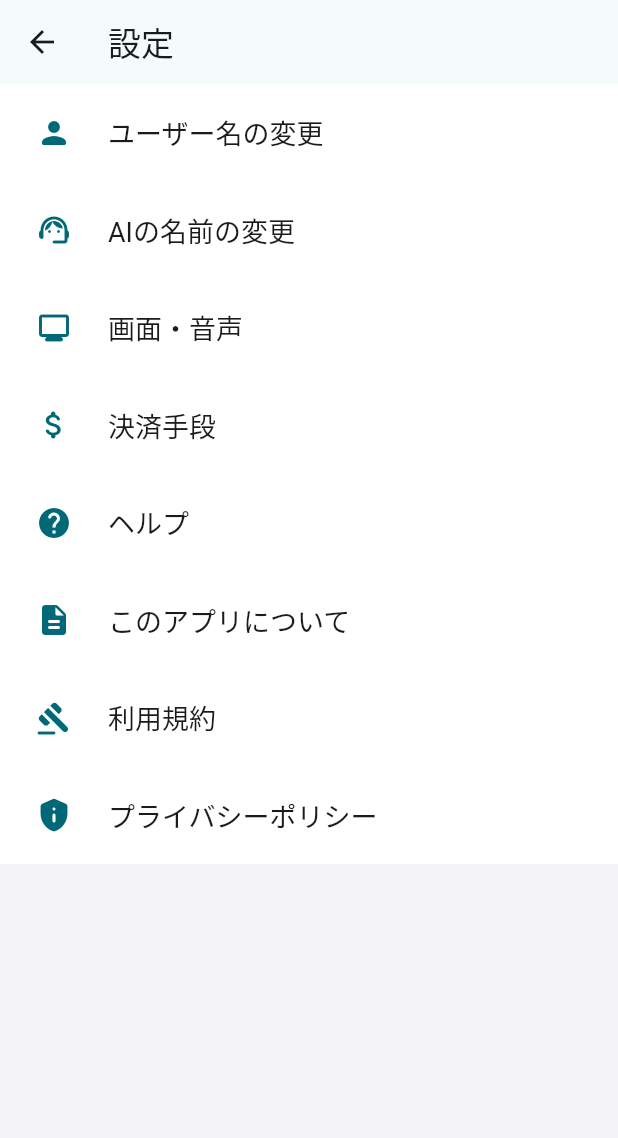
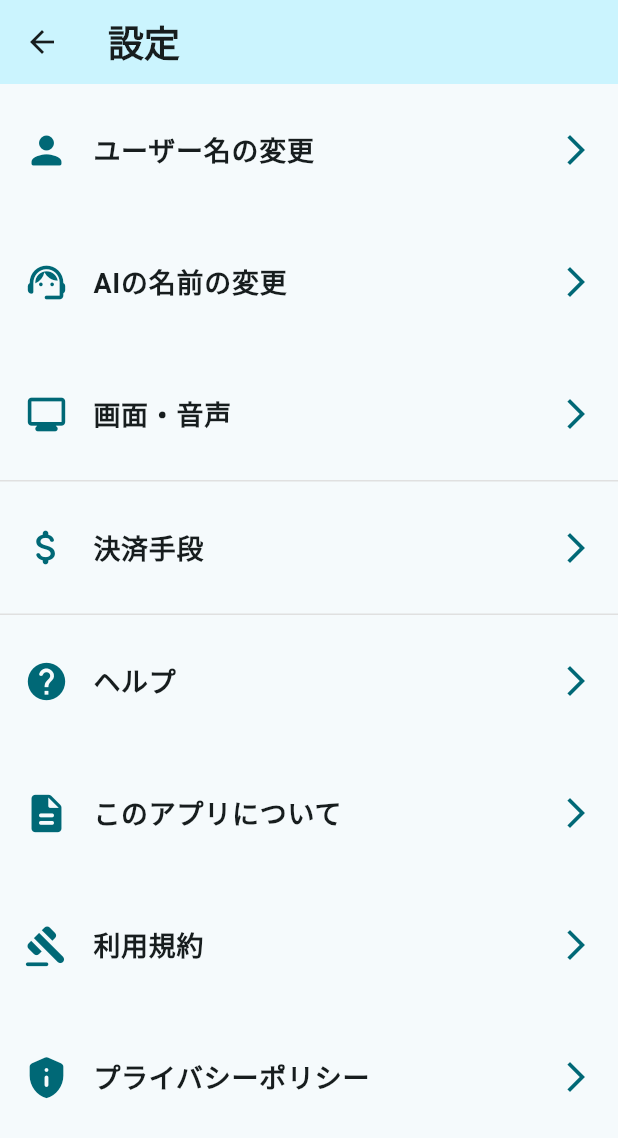
Before and after one commit to aidio-reserve/frontend, a Flutter app: the SettingScreen screen opened by its route, on a phone screen of 412 x 824 dp. Shown: the top 1138 px of the screen. Run offline on Flutter 3.47's test engine with Material 3 defaults, Android fonts, the phone set to English and light mode, and no system bars; drawn by our look-alikes of settings_ui; our stand-ins replace audioplayers, cloud_firestore, firebase_auth, firebase_core, flutter_chat_bubble, flutter_dotenv and 6 more; missing offline and left inert: webview_flutter_web; accounts and stored records are empty; network calls fail.

Commit message:
見た目をLINEやTwitterを真似て変更。

```diff
--- a/lib/ui/screens/drawer/setting_screen.dart
+++ b/lib/ui/screens/drawer/setting_screen.dart
@@ -1,6 +1,7 @@
 import 'package:flutter/material.dart';
 import 'package:flutter_riverpod/flutter_riverpod.dart';
 import 'package:settings_ui/settings_ui.dart';
+import 'package:aitrip/ui/screens/ai_screen/home_screen.dart';
 
 class SettingScreen extends ConsumerWidget {
   const SettingScreen({super.key});
@@ -10,107 +11,185 @@ class SettingScreen extends ConsumerWidget {
   Widget build(BuildContext context, WidgetRef ref) {
     return Scaffold(
         appBar: AppBar(
-          title: const Text('設定'),
+          backgroundColor:
+              Theme.of(context).colorScheme.primaryContainer.withOpacity(0.5),
+          leading: IconButton(
+            icon: const Icon(Icons.arrow_back),
+            onPressed: () {
+              Navigator.push(
+                context,
+                MaterialPageRoute(builder: (context) => const HomeScreen()),
+              );
+            },
+          ),
+          title: const Text(
+            '設定',
+            style: TextStyle(fontSize: 24, fontWeight: FontWeight.w600),
+          ),
         ),
-        body: SettingsList(
-          lightTheme: const SettingsThemeData(
-            settingsListBackground: Color(0xFFF2F2F7),
-            settingsSectionBackground: Colors.white,
-          ),
-          sections: [
-            SettingsSection(
-              tiles: [
-                SettingsTile.navigation(
+         // SettingsListの代わりにListViewを使用
+      // settings_uiパッケージを使わずにリストを作成
+      body: ListView(
+          children: [
+          // 各SettingsTile.navigationの代わりにListTileを使用
+
+                ListTile(
                   leading: Icon(
                     Icons.person_rounded,
                     color: Theme.of(context).colorScheme.primary,
+                    size: 30, // アイコンのサイズを大きくする
                   ),
-                  title: const Text('ユーザー名の変更'),
-                  onPressed: (context) {
+                  title: const Text(
+                    'ユーザー名の変更',
+                    style: TextStyle(fontSize: 18, fontWeight: FontWeight.bold), // フォントサイズを大きくして太字にする
+                    ),
+                  // 高さを大きくするためのパディングを追加
+            contentPadding: const EdgeInsets.symmetric(vertical: 16.0, horizontal: 16.0),
+            trailing: Icon(Icons.arrow_forward_ios, color: Theme.of(context).colorScheme.primary), // 右側にアイコンを追加
+                  onTap: () {
                     Navigator.pop(context);
                     Navigator.pushNamed(context, '/change_user_name');
                   },
                 ),
-                SettingsTile.navigation(
+                ListTile(
                   leading: Icon(
                     Icons.support_agent_rounded,
                     color: Theme.of(context).colorScheme.primary,
+                    size: 30, // アイコンのサイズを大きくする
                   ),
-                  title: const Text('AIの名前の変更'),
-                  onPressed: (context) {
+                  title: const Text(
+                    'AIの名前の変更',
+                    style: TextStyle(fontSize: 18, fontWeight: FontWeight.bold), // フォントサイズを大きくして太字にする
+                    ),
+                  // 高さを大きくするためのパディングを追加
+            contentPadding: const EdgeInsets.symmetric(vertical: 16.0, horizontal: 16.0),
+            trailing: Icon(Icons.arrow_forward_ios, color: Theme.of(context).colorScheme.primary), // 右側にアイコンを追加
+                  onTap: () {
                     Navigator.pop(context);
                     Navigator.pushNamed(context, '/change_ai_name');
                   },
                 ),
-                SettingsTile.navigation(
+                ListTile(
                   leading: Icon(
                     Icons.monitor_rounded,
                     color: Theme.of(context).colorScheme.primary,
+                    size: 30, // アイコンのサイズを大きくする
                   ),
-                  title: const Text('画面・音声'),
-                  onPressed: (context) {
+                  title: const Text(
+                    '画面・音声',
+                    style: TextStyle(fontSize: 18, fontWeight: FontWeight.bold), // フォントサイズを大きくして太字にする
+                    ),
+                  // 高さを大きくするためのパディングを追加
+            contentPadding: const EdgeInsets.symmetric(vertical: 16.0, horizontal: 16.0),
+            trailing: Icon(Icons.arrow_forward_ios, color: Theme.of(context).colorScheme.primary), // 右側にアイコンを追加
+                  onTap: () {
                     Navigator.pop(context);
                     Navigator.pushNamed(context, '/display_voice');
                   },
                 ),
-                SettingsTile.navigation(
+                // 画面・音声と決済手段の間に線を追加
+          buildSeparator(),
+                ListTile(
                   leading: Icon(
                     Icons.attach_money_rounded,
                     color: Theme.of(context).colorScheme.primary,
+                    size: 30, // アイコンのサイズを大きくする
                   ),
-                  title: const Text('決済手段'),
-                  onPressed: (context) {
+                  title: const Text(
+                    '決済手段',
+                    style: TextStyle(fontSize: 18, fontWeight: FontWeight.bold), // フォントサイズを大きくして太字にする
+                    ),
+                  // 高さを大きくするためのパディングを追加
+            contentPadding: const EdgeInsets.symmetric(vertical: 16.0, horizontal: 16.0),
+            trailing: Icon(Icons.arrow_forward_ios, color: Theme.of(context).colorScheme.primary), // 右側にアイコンを追加
+                  onTap: () {
                     Navigator.pop(context);
                     Navigator.pushNamed(context, '/payment_method');
                   },
                 ),
-                SettingsTile.navigation(
+                // 画面・音声と決済手段の間に線を追加
+          buildSeparator(),
+                ListTile(
                   leading: Icon(
                     Icons.help_rounded,
                     color: Theme.of(context).colorScheme.primary,
+                    size: 30, // アイコンのサイズを大きくする
                   ),
-                  title: const Text('ヘルプ'),
-                  onPressed: (context) {
+                  title: const Text(
+                    'ヘルプ',
+                    style: TextStyle(fontSize: 18, fontWeight: FontWeight.bold), // フォントサイズを大きくして太字にする
+                    ),
+                  // 高さを大きくするためのパディングを追加
+            contentPadding: const EdgeInsets.symmetric(vertical: 16.0, horizontal: 16.0),
+            trailing: Icon(Icons.arrow_forward_ios, color: Theme.of(context).colorScheme.primary), // 右側にアイコンを追加
+                  onTap: () {
                     Navigator.pop(context);
                     Navigator.pushNamed(context, '/help');
                   },
                 ),
-                SettingsTile.navigation(
+                ListTile(
                   leading: Icon(
                     Icons.description_rounded,
                     color: Theme.of(context).colorScheme.primary,
+                    size: 30, // アイコンのサイズを大きくする
                   ),
-                  title: const Text('このアプリについて'),
-                  onPressed: (context) {
+                  title: const Text(
+                    'このアプリについて',
+                    style: TextStyle(fontSize: 18, fontWeight: FontWeight.bold), // フォントサイズを大きくして太字にする
+                    ),
+                  // 高さを大きくするためのパディングを追加
+            contentPadding: const EdgeInsets.symmetric(vertical: 16.0, horizontal: 16.0),
+            trailing: Icon(Icons.arrow_forward_ios, color: Theme.of(context).colorScheme.primary), // 右側にアイコンを追加
+                  onTap: () {
                     Navigator.pop(context);
                     Navigator.pushNamed(context, '/about_app');
                   },
                 ),
-                SettingsTile.navigation(
+                ListTile(
                   leading: Icon(
                     Icons.gavel_rounded,
                     color: Theme.of(context).colorScheme.primary,
+                    size: 30, // アイコンのサイズを大きくする
                   ),
-                  title: const Text('利用規約'),
-                  onPressed: (context) {
+                  title: const Text(
+                    '利用規約',
+                    style: TextStyle(fontSize: 18, fontWeight: FontWeight.bold), // フォントサイズを大きくして太字にする
+                    ),
+                  // 高さを大きくするためのパディングを追加
+            contentPadding: const EdgeInsets.symmetric(vertical: 16.0, horizontal: 16.0),
+            trailing: Icon(Icons.arrow_forward_ios, color: Theme.of(context).colorScheme.primary), // 右側にアイコンを追加
+                  onTap: () {
                     Navigator.pop(context);
                     Navigator.pushNamed(context, '/terms_of_service');
                   },
                 ),
-                SettingsTile.navigation(
+                ListTile(
                   leading: Icon(
                     Icons.privacy_tip_rounded,
                     color: Theme.of(context).colorScheme.primary,
+                    size: 30, // アイコンのサイズを大きくする
                   ),
-                  title: const Text('プライバシーポリシー'),
-                  onPressed: (context) {
+                  title: const Text(
+                    'プライバシーポリシー',
+                    style: TextStyle(fontSize: 18, fontWeight: FontWeight.bold), // フォントサイズを大きくして太字にする
+                    ),
+                  // 高さを大きくするためのパディングを追加
+            contentPadding: const EdgeInsets.symmetric(vertical: 16.0, horizontal: 16.0),
+            trailing: Icon(Icons.arrow_forward_ios, color: Theme.of(context).colorScheme.primary), // 右側にアイコンを追加
+                  onTap: () {
                     Navigator.pop(context);
                     Navigator.pushNamed(context, '/privacy_policy');
                   },
                 ),
-              ],
-            ),
+
+
           ],
         ));
   }
+  Widget buildSeparator() {
+    return Container(
+      color: Colors.grey.shade300,
+      height: 1.0, // セパレータの高さ
+    );
+  }
 }
```
